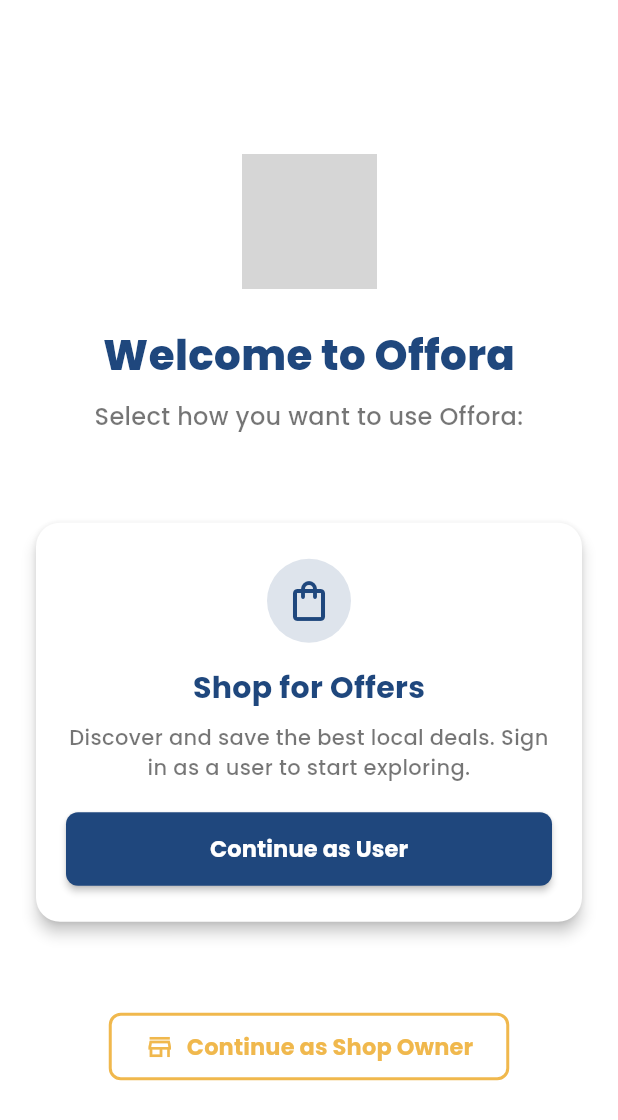
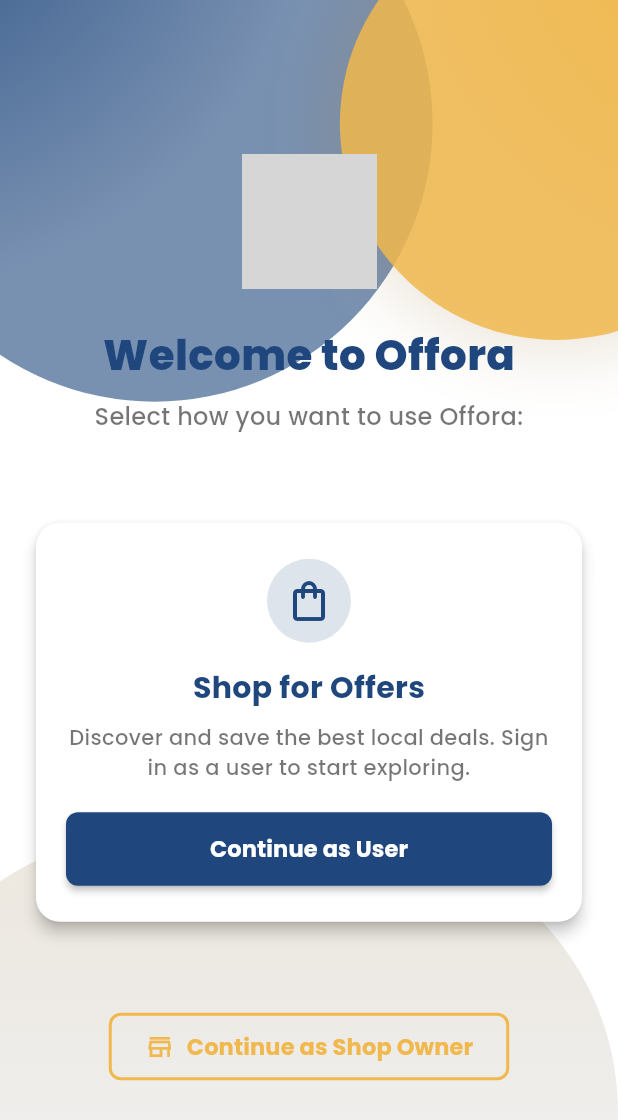
Before and after one commit to offoraprivatelimited/Offora-Flutter, a Flutter app: the RoleSelectionScreen screen opened by its route, on a phone screen of 412 x 824 dp. Shown: the top 1120 px of the screen. Run offline on Flutter 3.47's test engine with Material 3 defaults, Android fonts, the phone set to English and light mode, and no system bars; our stand-ins replace cloud_firestore, firebase_auth, firebase_core, firebase_storage, flutter_dotenv, google_fonts and 3 more; missing offline and left inert: dart:js_interop; accounts and stored records are empty; grey boxes are pictures that could not be loaded.

Commit message:
first commit

```diff
--- a/lib/role_selection_screen.dart
+++ b/lib/role_selection_screen.dart
@@ -10,25 +10,85 @@
     // Define the colors used in the design
     const darkBlue = Color(0xFF1F477D);
     const brightGold = Color(0xFFF0B84D);
-    // const darkerGold = Color(0xFFA3834D); // darkerGold not used in the new structure
+    const darkerGold = Color(0xFFA3834D);
 
     return Scaffold(
       backgroundColor: Colors.white,
-      // Wrap the content in a LayoutBuilder for better understanding of available space
-      // although the use of Spacers will handle most responsiveness.
       body: SafeArea(
-        child: Center(
+        child: LayoutBuilder(builder: (context, constraints) {
+          return Stack(
+            children: [
+              // Decorative background shapes
+              Positioned(
+                top: -constraints.maxWidth * 0.25,
+                left: -constraints.maxWidth * 0.2,
+                child: Container(
+                  width: constraints.maxWidth * 0.9,
+                  height: constraints.maxWidth * 0.9,
+                  decoration: BoxDecoration(
+                    shape: BoxShape.circle,
+                    gradient: RadialGradient(
+                      colors: [
+                        darkBlue.withAlpha(242),
+                        darkBlue.withAlpha(153)
+                      ],
+                      center: Alignment.topLeft,
+                      radius: 0.8,
+                    ),
+                  ),
+                ),
+              ),
+              Positioned(
+                top: -constraints.maxWidth * 0.15,
+                right: -constraints.maxWidth * 0.25,
+                child: Container(
+                  width: constraints.maxWidth * 0.7,
+                  height: constraints.maxWidth * 0.7,
+                  decoration: BoxDecoration(
+                    shape: BoxShape.circle,
+                    gradient: RadialGradient(
+                      colors: [
+                        brightGold.withAlpha(255),
+                        brightGold.withAlpha(217)
+                      ],
+                      center: Alignment.topRight,
+                      radius: 0.9,
+                    ),
+                    boxShadow: [
+                      BoxShadow(
+                        color: darkerGold.withAlpha(56),
+                        blurRadius: 40,
+                        spreadRadius: 8,
+                      ),
+                    ],
+                  ),
+                ),
+              ),
+              Positioned(
+                bottom: -constraints.maxWidth * 0.25,
+                left: -constraints.maxWidth * 0.2,
+                child: Container(
+                  width: constraints.maxWidth * 1.2,
+                  height: constraints.maxWidth * 0.9,
+                  decoration: BoxDecoration(
+                    borderRadius: BorderRadius.circular(constraints.maxWidth),
+                    gradient: LinearGradient(
+                      begin: Alignment.topCenter,
+                      end: Alignment.bottomCenter,
+                      colors: [darkerGold.withAlpha(46), Colors.transparent],
+                    ),
+                  ),
+                ),
+              ),
+              // Main content
+              Center(
                 child: Padding(
                   padding: const EdgeInsets.symmetric(horizontal: 24, vertical: 0),
                   child: ConstrainedBox(
                     constraints: const BoxConstraints(maxWidth: 420),
-              // Use Column to arrange all elements vertically
                     child: Column(
-                // Use MainAxisAlignment.center to vertically center the whole block
                       mainAxisAlignment: MainAxisAlignment.center,
                       crossAxisAlignment: CrossAxisAlignment.center,
-                // Do not use MainAxisSize.min as we want the Column to fill the screen
-                // to allow Spacers to work correctly for non-scrollable layout.
                       children: [
                         // --- Dynamic Spacing for Responsiveness (Top) ---
                         const Spacer(flex: 2),
@@ -110,6 +170,9 @@
                   ),
                 ),
               ),
+            ],
+          );
+        }),
       ),
     );
   }
```
Lines whose indentation alone changed are shown as unchanged.
